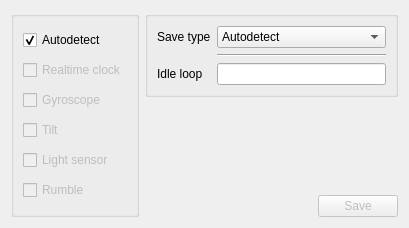
Before: the Qt Designer form Libretro/mgba/src/platform/qt/OverrideView.ui in kiddreads/Avalon-copy2, drawn with Qt 5.
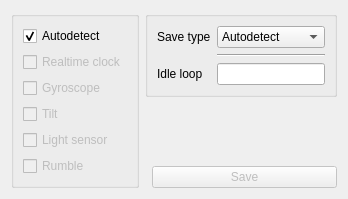
After: the same form once the commit is applied.

Commit message: Qt: Fix windows being resizable when they shouldn't have been

Diff of the .ui file:
```diff
--- a/Libretro/mgba/src/platform/qt/OverrideView.ui
+++ b/Libretro/mgba/src/platform/qt/OverrideView.ui
@@ -20,6 +20,9 @@
    <string>Game Overrides</string>
   </property>
   <layout class="QGridLayout" name="gridLayout_3">
+   <property name="sizeConstraint">
+    <enum>QLayout::SetFixedSize</enum>
+   </property>
    <item row="2" column="1">
     <layout class="QHBoxLayout" name="horizontalLayout_2">
      <item>
@@ -27,12 +30,6 @@
        <property name="orientation">
         <enum>Qt::Horizontal</enum>
        </property>
-       <property name="sizeHint" stdset="0">
-        <size>
-         <width>40</width>
-         <height>20</height>
-        </size>
-       </property>
       </spacer>
      </item>
      <item>
@@ -191,12 +188,6 @@
      <property name="orientation">
       <enum>Qt::Vertical</enum>
      </property>
-     <property name="sizeHint" stdset="0">
-      <size>
-       <width>20</width>
-       <height>40</height>
-      </size>
-     </property>
     </spacer>
    </item>
   </layout>
```
The commit also changes 4 other files.
